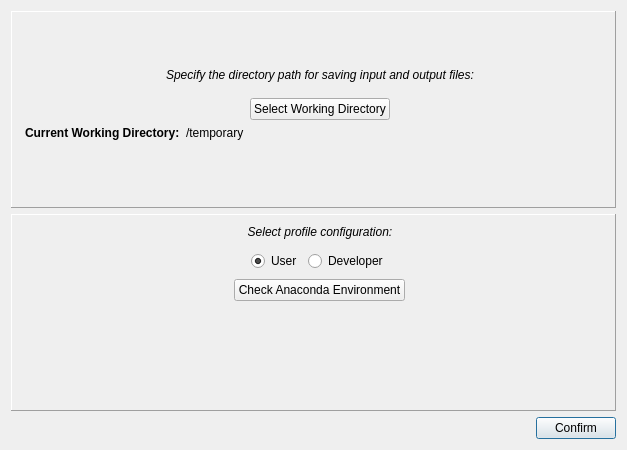
The window that python/FIERRO-GUI/fierro_gui/FIERRO_Setup.ui (lanl/Fierro) describes before a commit, drawn with Qt 5.
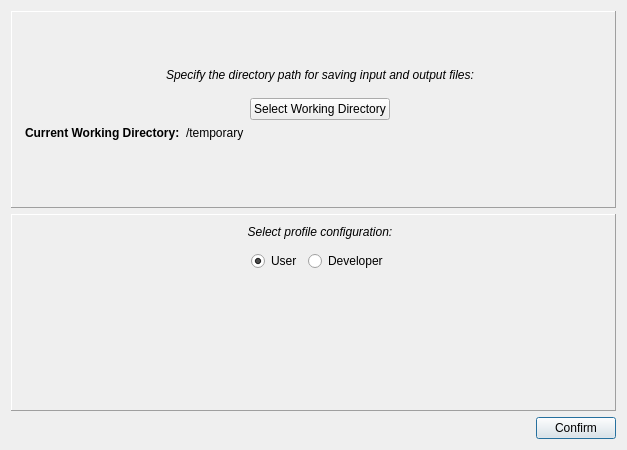
The same window after the commit. Icons and pictures are not drawn.

Commit message: removed button from GUI

The edit to the form file:
```diff
--- a/python/FIERRO-GUI/fierro_gui/FIERRO_Setup.ui
+++ b/python/FIERRO-GUI/fierro_gui/FIERRO_Setup.ui
@@ -303,32 +303,6 @@
              <property name="bottomMargin">
               <number>0</number>
              </property>
-             <item alignment="Qt::AlignHCenter|Qt::AlignTop">
-              <widget class="QPushButton" name="BCheckConda">
-               <property name="maximumSize">
-                <size>
-                 <width>250</width>
-                 <height>16777215</height>
-                </size>
-               </property>
-               <property name="text">
-                <string>Check Anaconda Environment</string>
-               </property>
-              </widget>
-             </item>
-             <item>
-              <spacer name="verticalSpacer">
-               <property name="orientation">
-                <enum>Qt::Vertical</enum>
-               </property>
-               <property name="sizeHint" stdset="0">
-                <size>
-                 <width>20</width>
-                 <height>40</height>
-                </size>
-               </property>
-              </spacer>
-             </item>
             </layout>
            </widget>
            <widget class="QWidget" name="page_2">
```
The commit also changes 1 other file.
